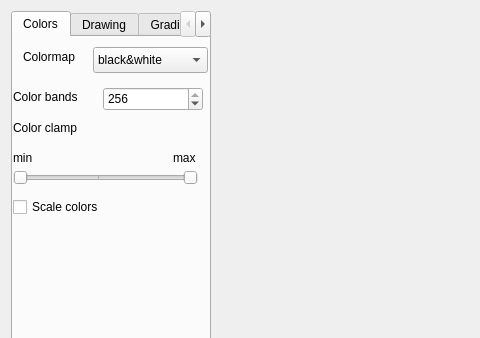
First picture: the form in window.ui, repository npklein/scientific_visualization, before the edit; both pictures show x 0 to 480 and y 0 to 338 of the 694 by 721 pixel window.
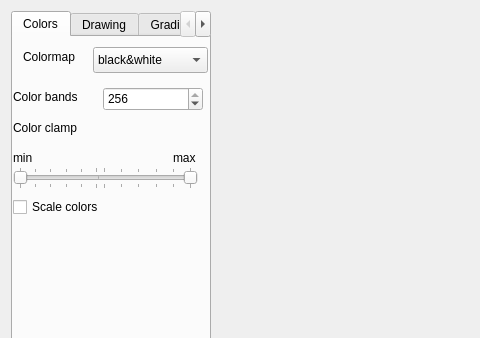
Second picture: the form after the edit. The open tabs and pages were chosen to show the change. Custom widgets are drawn as their Qt base class.

Diff of the .ui file:
```diff
--- a/window.ui
+++ b/window.ui
@@ -202,9 +202,21 @@
          <height>22</height>
         </rect>
        </property>
+       <property name="maximum">
+        <number>50</number>
+       </property>
+       <property name="singleStep">
+        <number>5</number>
+       </property>
        <property name="orientation">
         <enum>Qt::Horizontal</enum>
        </property>
+       <property name="tickPosition">
+        <enum>QSlider::TicksBothSides</enum>
+       </property>
+       <property name="tickInterval">
+        <number>10</number>
+       </property>
       </widget>
       <widget class="QLabel" name="label_5">
        <property name="geometry">
@@ -228,6 +240,12 @@
          <height>22</height>
         </rect>
        </property>
+       <property name="maximum">
+        <number>50</number>
+       </property>
+       <property name="singleStep">
+        <number>5</number>
+       </property>
        <property name="value">
         <number>0</number>
        </property>
@@ -237,6 +255,12 @@
        <property name="invertedAppearance">
         <bool>true</bool>
        </property>
+       <property name="tickPosition">
+        <enum>QSlider::TicksBothSides</enum>
+       </property>
+       <property name="tickInterval">
+        <number>10</number>
+       </property>
       </widget>
       <widget class="QLabel" name="label_9">
        <property name="geometry">
```
Left out of the diff: 2 changed lines with no effect on the pictures.
